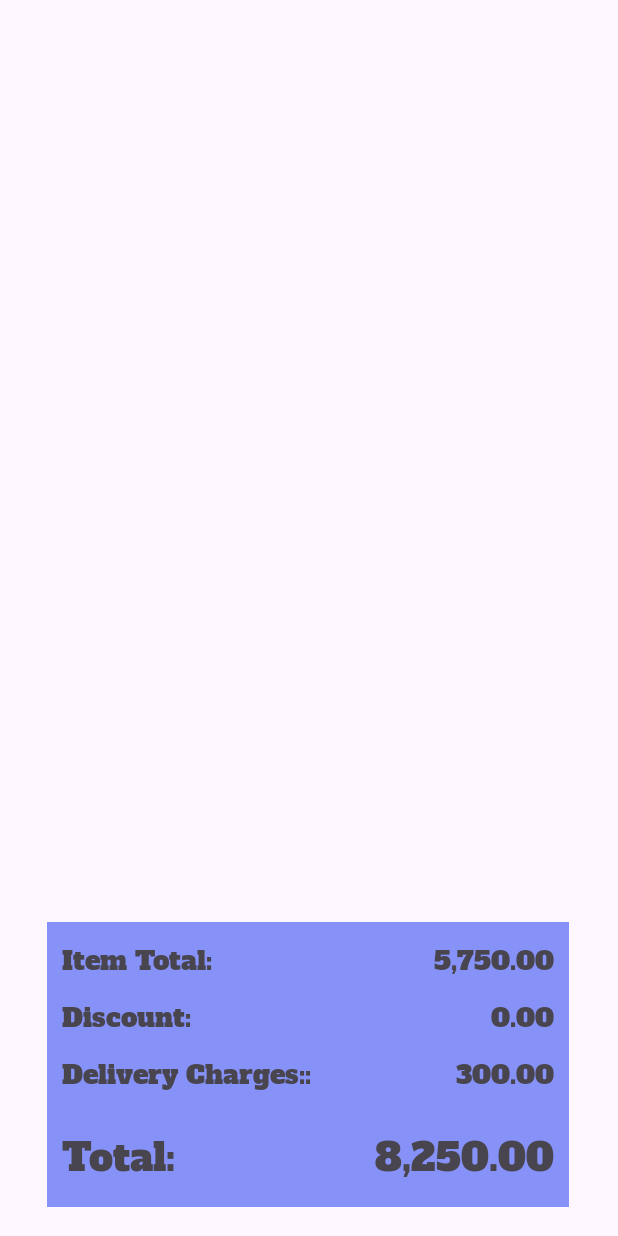
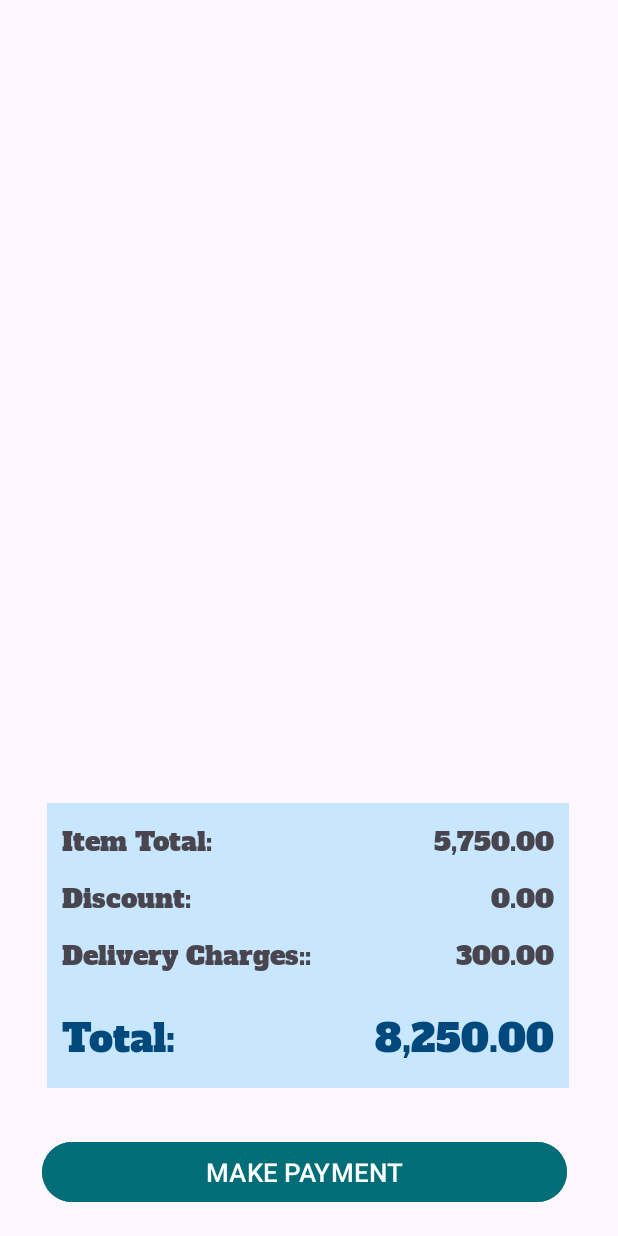
Before and after one commit to Dumuthu2000/Food_Ordering_Mobile_app, an Android app: the CartActivity screen opened directly, with no data from a screen before it, on a phone screen of 412 x 824 dp. Run offline under Robolectric (Android 15) with nearby library versions, the phone set to English and light mode, and no system bars.

Commit message:
cart ui update

```diff
--- a/app/src/main/AndroidManifest.xml
+++ b/app/src/main/AndroidManifest.xml
@@ -22,7 +22,7 @@
             android:name=".CartActivity"
             android:exported="false" />
         <activity
-            android:name=".SplashActivity"
+            android:name=".HomeActivity"
             android:exported="false" />
         <activity
             android:name=".RegisterActivity"
@@ -34,7 +34,7 @@
             android:name=".MainActivity"
             android:exported="false" />
         <activity
-            android:name=".HomeActivity"
+            android:name=".SplashActivity"
             android:exported="true">
             <intent-filter>
                 <action android:name="android.intent.action.MAIN" />
--- a/app/src/main/res/layout/activity_cart.xml
+++ b/app/src/main/res/layout/activity_cart.xml
@@ -27,15 +27,16 @@
         android:layout_width="348dp"
         android:layout_height="190dp"
         android:background="@drawable/background_back"
-        android:backgroundTint="@color/purple"
+        android:backgroundTint="@color/light_purple"
         android:orientation="vertical"
         android:padding="10dp"
+        app:cardElevation="4dp"
         app:layout_constraintBottom_toBottomOf="parent"
         app:layout_constraintEnd_toEndOf="parent"
         app:layout_constraintHorizontal_bias="0.492"
         app:layout_constraintStart_toStartOf="parent"
         app:layout_constraintTop_toTopOf="parent"
-        app:layout_constraintVertical_bias="0.97">
+        app:layout_constraintVertical_bias="0.844">
 
         <androidx.constraintlayout.widget.ConstraintLayout
             android:layout_width="match_parent"
@@ -132,6 +133,7 @@
                 android:layout_width="wrap_content"
                 android:layout_height="wrap_content"
                 android:fontFamily="@font/regular"
+                android:textColor="@color/navy_blue"
                 android:text="Total:"
                 android:textSize="25dp"
                 app:layout_constraintBottom_toBottomOf="parent"
@@ -143,6 +145,7 @@
                 android:layout_width="wrap_content"
                 android:layout_height="wrap_content"
                 android:fontFamily="@font/regular"
+                android:textColor="@color/navy_blue"
                 android:text="8,250.00"
                 android:textSize="25dp"
                 app:layout_constraintBottom_toBottomOf="parent"
@@ -152,4 +155,19 @@
 
     </LinearLayout>
 
+    <Button
+        android:id="@+id/paymentButton"
+        android:layout_width="350dp"
+        android:layout_height="wrap_content"
+        android:text="MAKE PAYMENT"
+        android:padding="7dp"
+        android:textSize="17dp"
+        android:backgroundTint="@color/green"
+        app:layout_constraintBottom_toBottomOf="parent"
+        app:layout_constraintEnd_toEndOf="parent"
+        app:layout_constraintHorizontal_bias="0.45"
+        app:layout_constraintStart_toStartOf="parent"
+        app:layout_constraintTop_toTopOf="parent"
+        app:layout_constraintVertical_bias="0.976" />
+
 </androidx.constraintlayout.widget.ConstraintLayout>
--- a/app/src/main/res/layout/custom_cart_item.xml
+++ b/app/src/main/res/layout/custom_cart_item.xml
@@ -17,6 +17,7 @@
             android:id="@+id/imageViewItem"
             android:layout_width="match_parent"
             android:layout_height="200dp"
+            android:background="@drawable/pizza"
             android:scaleType="centerCrop"/>
 
         <TextView
--- a/app/src/main/res/values/colors.xml
+++ b/app/src/main/res/values/colors.xml
@@ -5,4 +5,6 @@
     <color name="purple">#8692f7</color>
     <color name="dark_blue">#1d3557</color>
     <color name="green">#006d77</color>
+    <color name="light_purple">#c8e7ff</color>
+    <color name="navy_blue">#01497c</color>
 </resources>
```
